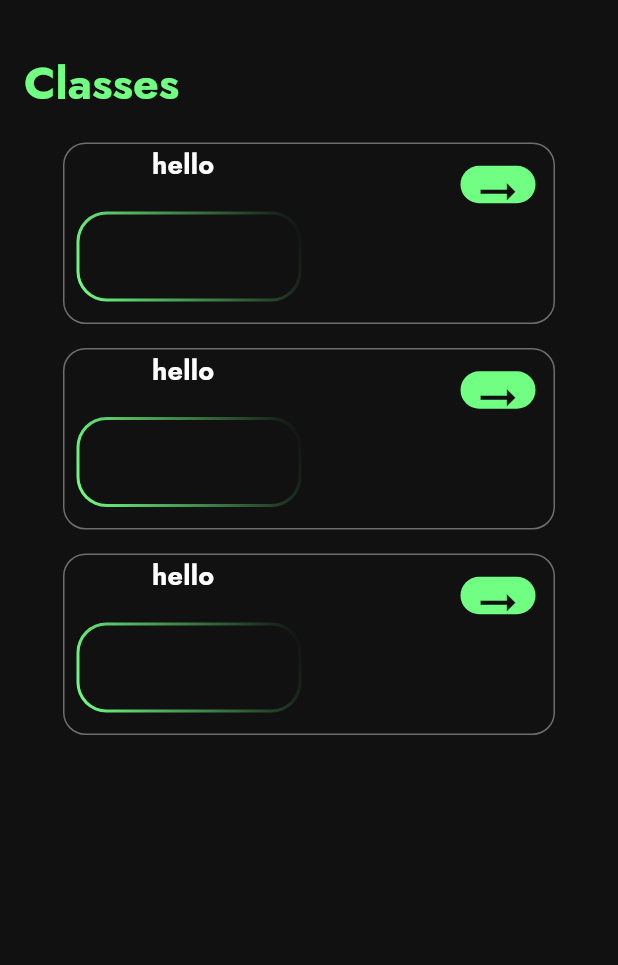
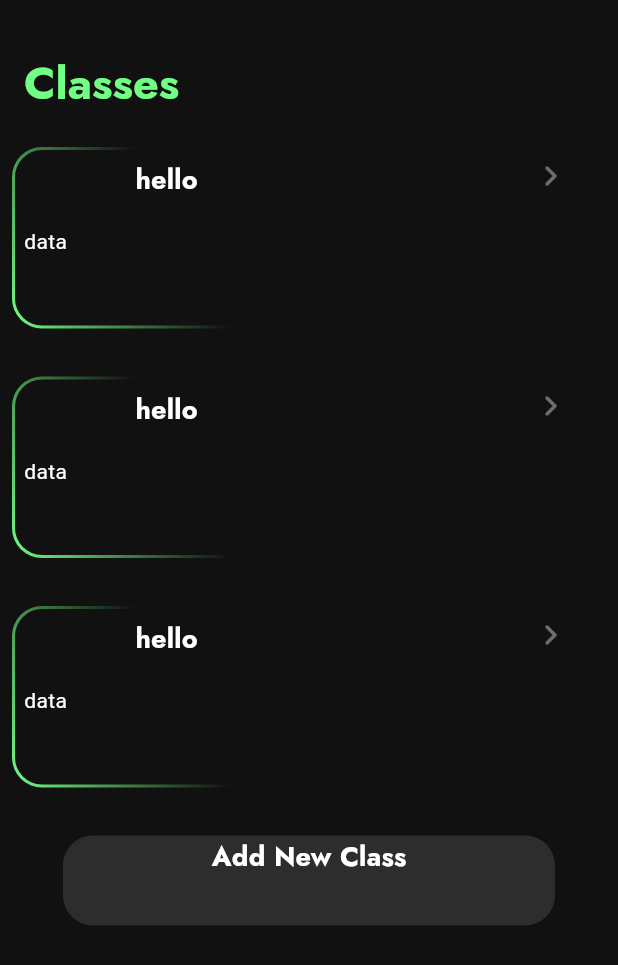
Before and after one commit to AditSwami/fbla, a Flutter app: the screen it shows after launch, on a phone screen of 412 x 824 dp. Shown: the top 965 px of the screen. Run offline on Flutter 3.47's test engine with Material 3 defaults, Android fonts, the light colour scheme and no system bars; our stand-ins replace cloud_firestore, firebase_core, google_fonts, google_generative_ai; accounts and stored records are empty; statements that could not run were skipped.

Commit message:
class now adds to database, new class page, gemini generates description for class.

```diff
--- /dev/null
+++ b/lib/Services/database.dart
@@ -0,0 +1,39 @@
+import 'package:cloud_firestore/cloud_firestore.dart';
+import 'package:firebase_core/firebase_core.dart';
+
+final FirebaseFirestore db = FirebaseFirestore.instance;
+
+class ClassData {
+  ClassData(
+      {required this.className,
+      required this.classDescription,
+      required this.dateMade,
+      required this.creator});
+
+  String className;
+  String classDescription;
+  DateTime dateMade;
+  String creator;
+
+  factory ClassData.fromFirestore(
+    DocumentSnapshot<Map<String, dynamic>> snapshot,
+    SnapshotOptions? options,
+  ) {
+    final data = snapshot.data();
+
+    return ClassData(
+        className: data?['name'],
+        classDescription: data?['description'],
+        dateMade: data?['date_made'],
+        creator: data?['creator']);
+  }
+
+  void toFirestore() {
+    db.collection('classes').add({
+      'name': className,
+      'creator': creator,
+      'description': classDescription,
+      'date_made': dateMade
+    });
+  }
+}
--- a/lib/app_ui.dart
+++ b/lib/app_ui.dart
@@ -25,10 +25,15 @@ ThemeData darkMode = ThemeData(
         color: AppUi.grey,
         fontSize: 15,
       ),
+    labelMedium: GoogleFonts.jost(
+      fontWeight: FontWeight.bold,
+      color: AppUi.offWhite,
+      fontSize: 12
+    )
   ),
     brightness: Brightness.dark,
     colorScheme: ColorScheme.dark(
       surface: AppUi.backgroundDark,
       primary: AppUi.primary,
-      secondary: AppUi.grey
+      secondary: AppUi.grey,
     ));
--- /dev/null
+++ b/lib/components/add_class.dart
@@ -0,0 +1,32 @@
+import 'package:fbla_2025/app_ui.dart';
+import 'package:flutter/material.dart';
+
+class AddClass extends StatelessWidget {
+  const AddClass({super.key});
+
+  @override
+  Widget build(BuildContext context) {
+    return GestureDetector(
+      child: Container(
+        height: 60,
+        width: 328,
+        decoration: BoxDecoration(
+            color: AppUi.grey.withOpacity(.3),
+            borderRadius: BorderRadius.circular(20)),
+        child: Center(
+          child: Column(
+            children: [
+              Text(
+                'Add New Class',
+                style: Theme.of(context).textTheme.titleMedium,
+              ),
+            ],
+          ),
+        ),
+      ),
+      onTap: () {
+        Navigator.pushNamed(context, '/newClass');
+      },
+    );
+  }
+}
--- a/lib/components/class_box.dart
+++ b/lib/components/class_box.dart
@@ -1,22 +1,22 @@
 import 'package:flutter/material.dart';
 import 'package:fbla_2025/app_ui.dart';
-import 'package:fbla_2025/components/animatedGradientBox.dart';
+import 'package:fbla_2025/components/gradientBox.dart';
 
-class ClassBox extends StatelessWidget {
+class ClassBox extends StatefulWidget {
   const ClassBox({Key? key, required this.className}) : super(key: key);
 
   final String className;
 
   @override
+  State<ClassBox> createState() => _ClassBoxState();
+}
+
+class _ClassBoxState extends State<ClassBox> {
+  @override
   Widget build(BuildContext context) {
-    return Container(
+    return Gradientbox(
       height: 121,
-      width: 328,
-      decoration: BoxDecoration(
-        borderRadius: BorderRadius.circular(15),
-        border: Border.all(color: AppUi.grey),
-        color: AppUi.backgroundDark,
-      ),
+      width: 228,
       child: Row(
         mainAxisAlignment: MainAxisAlignment.spaceBetween,
         children: [
@@ -24,15 +24,20 @@ class ClassBox extends StatelessWidget {
             mainAxisAlignment: MainAxisAlignment.start,
             children: [
               Padding(
-                padding: const EdgeInsets.only(bottom: 10),
+                padding: const EdgeInsets.only(bottom: 10, top: 8),
                 child: Text(
-                  className,
+                  widget.className,
                   style: Theme.of(context).textTheme.titleMedium,
                 ),
               ),
-              const Padding(
-                padding: EdgeInsets.only(left: 8.0, top: 8),
-                  child: Animatedgradientbox(height: 60, width: 150),
+              Padding(
+                padding: const EdgeInsets.only(left: 8.0, top: 8),
+                  // ignore: sized_box_for_whitespace
+                  child: Container(
+                    height: 48,
+                    width: 198,
+                    child: const Text('data'),
+                  )
               ),
             ]
           ),
@@ -42,14 +47,10 @@ class ClassBox extends StatelessWidget {
               child: Container(
                 height: 25,
                 width: 50,
-                decoration: BoxDecoration(
-                  borderRadius: BorderRadius.circular(20),
-                  color: AppUi.primary,
-                ),
                 child: Icon(
-                  Icons.arrow_right_alt,
-                  color: AppUi.backgroundDark,
-                  size: 35,
+                  Icons.chevron_right_rounded,
+                  color: AppUi.grey,
+                  size: 28,
                 ),
               ),
               onTap: () {
--- /dev/null
+++ b/lib/components/gradientBox.dart
@@ -0,0 +1,83 @@
+import 'package:flutter/material.dart';
+import 'package:fbla_2025/app_ui.dart';
+
+class Gradientbox extends StatefulWidget {
+  const Gradientbox(
+      {super.key, required this.height, required this.width, this.child});
+
+  final double height;
+  final double width;
+  final Widget? child;
+
+  @override
+  State<Gradientbox> createState() => _GradientboxState(width: width, height: height, child: child);
+}
+
+class _GradientboxState extends State<Gradientbox> {
+  _GradientboxState(
+      {required this.height, required this.width, this.child});
+
+  final double height;
+
+  final double width;
+
+  final Widget? child;
+
+
+  @override
+  Widget build(BuildContext context) {
+    return LayoutBuilder(builder: (context, constraints) {
+      return Stack(children: [
+        widget.child != null
+            ? ClipRRect(
+                borderRadius: BorderRadius.all(Radius.circular(20)),
+                child: widget.child!,
+              )
+            : const SizedBox.shrink(),
+        ClipPath(
+          clipper: _CenterCutPath(radius: 20, thickness: 2),
+          child: Container(
+            height: widget.height,
+            width: widget.width,
+            decoration: BoxDecoration(
+                borderRadius: BorderRadius.circular(20),
+                gradient: LinearGradient(
+                    begin: Alignment.bottomLeft,
+                    end: Alignment.topRight,
+                    colors: [AppUi.primary, AppUi.backgroundDark, AppUi.backgroundDark])),
+          ),
+        ),
+      ]);
+    });
+  }
+}
+
+class _CenterCutPath extends CustomClipper<Path> {
+  final double radius;
+  final double thickness;
+  _CenterCutPath({this.radius = 0, this.thickness = 1});
+
+  @override
+  Path getClip(Size size) {
+    final rect =
+        Rect.fromLTRB(-size.width, -size.width, size.width * 2, size.width * 2);
+    final double width = size.width - thickness * 2;
+    final double height = size.height - thickness * 2;
+
+    final path = Path()
+      ..fillType = PathFillType.evenOdd
+      ..addRRect(
+        RRect.fromRectAndRadius(
+            Rect.fromLTWH(thickness, thickness, width, height),
+            Radius.circular(radius - thickness)),
+      )
+      ..addRect(rect);
+
+    return path;
+  }
+
+  @override
+  bool shouldReclip(covariant _CenterCutPath oldClipper) {
+    return oldClipper.radius != radius || oldClipper.thickness != thickness;
+  }
+}
--- a/lib/main.dart
+++ b/lib/main.dart
@@ -1,11 +1,21 @@
+import 'package:fbla_2025/firebase_options.dart';
+import 'package:fbla_2025/pages/addClass_page.dart';
+import 'package:firebase_core/firebase_core.dart';
 import 'package:flutter/material.dart';
 
 import 'package:fbla_2025/app_ui.dart';
 import 'package:fbla_2025/pages/homepage.dart';
 import 'package:fbla_2025/pages/class_page.dart';
+import 'package:fbla_2025/Services/Gemini.dart';
 
-void main() {
+void main() async {
   runApp(const MyApp());
+
+  await Firebase.initializeApp(
+    options: DefaultFirebaseOptions.currentPlatform,
+  );
+
+  Gemini.init();
 }
 
 class MyApp extends StatelessWidget {
@@ -18,8 +28,9 @@ class MyApp extends StatelessWidget {
       themeMode: ThemeMode.system,
       home: const Homepage(),
       routes: {
-        '/home': (context) => Homepage(),
-        '/class': (context) => ClassPage(),
+        '/home': (context) => const Homepage(),
+        '/class': (context) => ClassPage(className: ''),
+        '/newClass': (context) => const AddclassPage()
       },
     );
   }
--- a/lib/pages/homepage.dart
+++ b/lib/pages/homepage.dart
@@ -1,3 +1,4 @@
+import 'package:fbla_2025/components/add_class.dart';
 import 'package:flutter/material.dart';
 import 'package:flutter/cupertino.dart';
 import 'package:fbla_2025/app_ui.dart';
@@ -32,18 +33,31 @@ class _HomepageState extends State<Homepage> {
       body: const Center(
         child: Column(
           children: [
-            SizedBox(
-              height: 5,
+            Padding(
+              padding: EdgeInsets.all(8.0),
+              child: ClassBox(className: 'hello'),
             ),
-            ClassBox(className: 'hello'),
             SizedBox(
               height: 16,
             ),
-            ClassBox(className: 'hello'),
+            Padding(
+              padding: EdgeInsets.all(8.0),
+              child: ClassBox(className: 'hello'),
+            ),
             SizedBox(
               height: 16,
             ),
-            ClassBox(className: 'hello'),
+            Padding(
+              padding: EdgeInsets.all(8.0),
+              child: ClassBox(className: 'hello'),
+            ),
+            SizedBox(
+              height: 16,
+            ),
+            Padding(
+              padding: EdgeInsets.all(8.0),
+              child: AddClass()
+            )
           ],
         ),
       ),
--- a/pubspec.yaml
+++ b/pubspec.yaml
@@ -31,12 +31,13 @@ dependencies:
   flutter:
     sdk: flutter
 
-
   # The following adds the Cupertino Icons font to your application.
   # Use with the CupertinoIcons class for iOS style icons.
   cupertino_icons: ^1.0.8
   firebase_core: ^3.6.0
   google_fonts: ^6.2.1
+  cloud_firestore: ^5.4.5
+  google_generative_ai: ^0.4.6
 
 dev_dependencies:
   flutter_test:
```
Also changed, not shown: lib/Services/Gemini.dart (added, +29 -0 lines), lib/components/animatedGradientBox.dart (+21 -7 lines), lib/pages/addClass_page.dart (added, +129 -0 lines), lib/pages/class_page.dart (+15 -2 lines), pubspec.lock, 4 other files.
